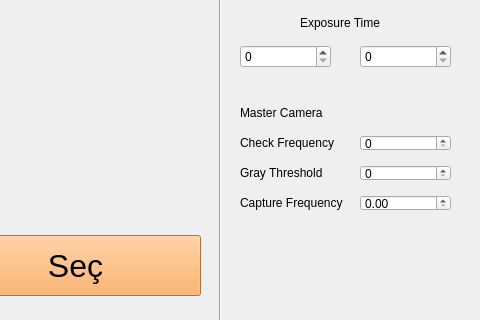
Qt form Tofas/tofas_app/tofas_ui.ui (imemmul/Inovako) before a commit; both pictures show x 320 to 800 and y 145 to 465 of the 800 by 600 pixel window.
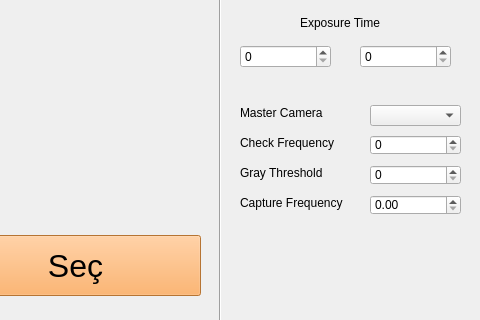
The same form after that commit.

```diff
--- a/Tofas/tofas_app/tofas_ui.ui
+++ b/Tofas/tofas_app/tofas_ui.ui
@@ -196,10 +196,10 @@
    <widget class="QSpinBox" name="check_frequency">
     <property name="geometry">
      <rect>
-      <x>680</x>
+      <x>690</x>
       <y>280</y>
       <width>91</width>
-      <height>16</height>
+      <height>20</height>
      </rect>
     </property>
    </widget>
@@ -219,20 +219,20 @@
    <widget class="QSpinBox" name="gray_thres">
     <property name="geometry">
      <rect>
-      <x>680</x>
+      <x>690</x>
       <y>310</y>
       <width>91</width>
-      <height>16</height>
+      <height>20</height>
      </rect>
     </property>
    </widget>
    <widget class="QDoubleSpinBox" name="interval">
     <property name="geometry">
      <rect>
-      <x>680</x>
+      <x>690</x>
       <y>340</y>
       <width>91</width>
-      <height>16</height>
+      <height>20</height>
      </rect>
     </property>
     <property name="singleStep">
@@ -278,6 +278,16 @@
      <string>Master Camera</string>
     </property>
    </widget>
+   <widget class="QComboBox" name="master_select">
+    <property name="geometry">
+     <rect>
+      <x>690</x>
+      <y>250</y>
+      <width>91</width>
+      <height>21</height>
+     </rect>
+    </property>
+   </widget>
   </widget>
   <widget class="QMenuBar" name="menubar">
    <property name="geometry">
```
